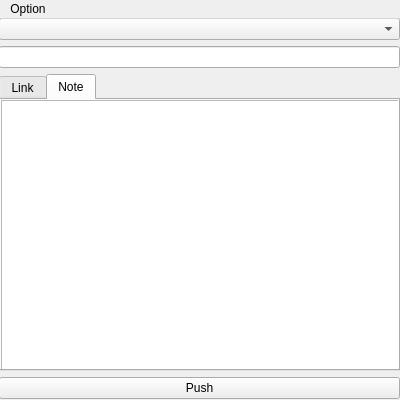
Above: mainwindow.ui from FuyuriSeiichi/PushBullet_QT before the change. Below: the same form after it.
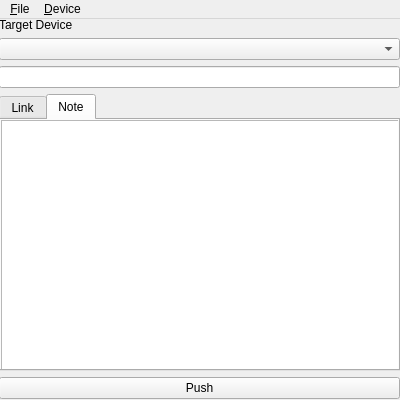
That is the form after the change.

Commit message: [Category]Add [Description] Add a dialog to register new device. Create-Device is now working but result is not parsed yet.

What changed in the file:
```diff
--- a/mainwindow.ui
+++ b/mainwindow.ui
@@ -42,6 +42,13 @@
      </rect>
     </property>
     <layout class="QVBoxLayout" name="verticalLayout">
+     <item>
+      <widget class="QLabel" name="label">
+       <property name="text">
+        <string>Target Device</string>
+       </property>
+      </widget>
+     </item>
      <item>
       <widget class="QComboBox" name="comboboxDevices"/>
      </item>
@@ -110,18 +117,25 @@
      <x>0</x>
      <y>0</y>
      <width>400</width>
-     <height>22</height>
+     <height>26</height>
     </rect>
    </property>
    <property name="nativeMenuBar">
     <bool>true</bool>
    </property>
-   <widget class="QMenu" name="menuOption">
+   <widget class="QMenu" name="menuFile">
     <property name="title">
-     <string>Option</string>
+     <string>&amp;File</string>
     </property>
    </widget>
-   <addaction name="menuOption"/>
+   <widget class="QMenu" name="menuDevice">
+    <property name="title">
+     <string>&amp;Device</string>
+    </property>
+    <addaction name="actionRegisterDevice"/>
+   </widget>
+   <addaction name="menuFile"/>
+   <addaction name="menuDevice"/>
   </widget>
  </widget>
  <resources/>
```
Left out of the diff: 5 changed lines with no effect on the pictures. The commit also changes 12 other files.
